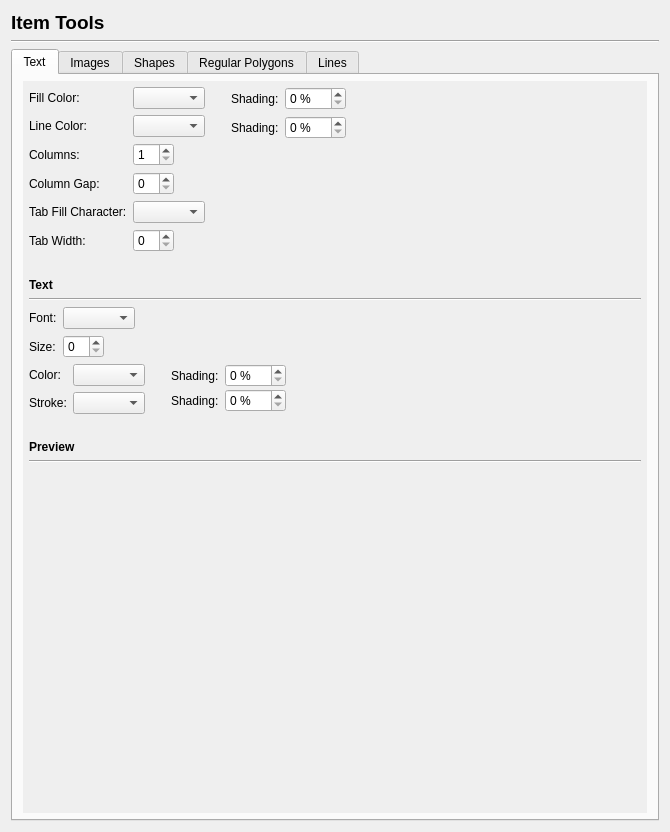
The window that scribus/ui/prefs_itemtoolsbase.ui (scribusproject/scribus) describes before a commit, drawn with Qt 5.
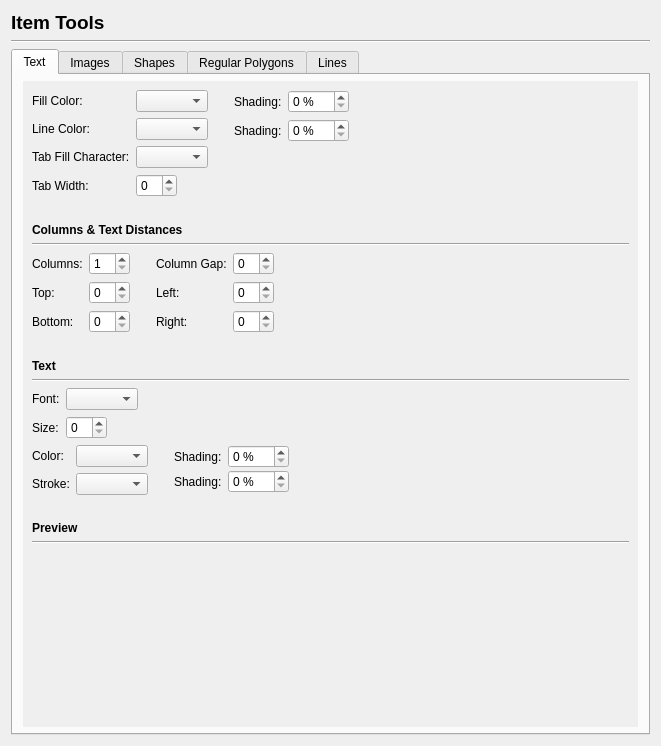
The same window after the commit. Custom widgets are drawn as their Qt base class.

Commit message: #3700: Add text frame distances to preferences and doc setup

The edit to the form file:
```diff
--- a/scribus/ui/prefs_itemtoolsbase.ui
+++ b/scribus/ui/prefs_itemtoolsbase.ui
@@ -6,8 +6,8 @@
    <rect>
     <x>0</x>
     <y>0</y>
-    <width>670</width>
-    <height>832</height>
+    <width>661</width>
+    <height>746</height>
    </rect>
   </property>
   <property name="windowTitle">
@@ -88,14 +88,11 @@
            <rect>
             <x>0</x>
             <y>0</y>
-            <width>620</width>
-            <height>727</height>
+            <width>596</width>
+            <height>720</height>
            </rect>
           </property>
           <layout class="QVBoxLayout" name="verticalLayout_2">
-           <property name="margin">
-            <number>6</number>
-           </property>
            <item>
             <layout class="QHBoxLayout" name="horizontalLayout_5">
              <item>
@@ -107,47 +104,23 @@
                 <set>Qt::AlignLeading|Qt::AlignLeft|Qt::AlignTop</set>
                </property>
                <item row="2" column="0">
-                <widget class="QLabel" name="label_10">
-                 <property name="text">
-                  <string>Columns:</string>
-                 </property>
-                </widget>
-               </item>
-               <item row="2" column="1">
-                <widget class="QSpinBox" name="textColumnsSpinBox">
-                 <property name="minimum">
-                  <number>1</number>
-                 </property>
-                </widget>
-               </item>
-               <item row="3" column="0">
-                <widget class="QLabel" name="label_17">
-                 <property name="text">
-                  <string>Column Gap:</string>
-                 </property>
-                </widget>
-               </item>
-               <item row="3" column="1">
-                <widget class="ScrSpinBox" name="textColumnGapSpinBox"/>
-               </item>
-               <item row="4" column="0">
                 <widget class="QLabel" name="label_9">
                  <property name="text">
                   <string>Tab Fill Character:</string>
                  </property>
                 </widget>
                </item>
-               <item row="4" column="1">
+               <item row="2" column="1">
                 <widget class="QComboBox" name="textTabFillCharComboBox"/>
                </item>
-               <item row="5" column="0">
+               <item row="3" column="0">
                 <widget class="QLabel" name="label_14">
                  <property name="text">
                   <string>Tab Width:</string>
                  </property>
                 </widget>
                </item>
-               <item row="5" column="1">
+               <item row="3" column="1">
                 <widget class="ScrSpinBox" name="textTabWidthSpinBox"/>
                </item>
                <item row="0" column="1">
@@ -190,6 +163,9 @@
              </item>
              <item>
               <layout class="QFormLayout" name="formLayout_10">
+               <property name="fieldGrowthPolicy">
+                <enum>QFormLayout::FieldsStayAtSizeHint</enum>
+               </property>
                <item row="0" column="0">
                 <widget class="QLabel" name="label_32">
                  <property name="text">
@@ -241,6 +217,147 @@
              </item>
             </layout>
            </item>
+           <item>
+            <spacer name="verticalSpacer_10">
+             <property name="orientation">
+              <enum>Qt::Vertical</enum>
+             </property>
+             <property name="sizeType">
+              <enum>QSizePolicy::Fixed</enum>
+             </property>
+             <property name="sizeHint" stdset="0">
+              <size>
+               <width>20</width>
+               <height>20</height>
+              </size>
+             </property>
+            </spacer>
+           </item>
+           <item>
+            <widget class="QLabel" name="label_44">
+             <property name="font">
+              <font>
+               <weight>75</weight>
+               <bold>true</bold>
+              </font>
+             </property>
+             <property name="text">
+              <string>Columns &amp; Text Distances</string>
+             </property>
+            </widget>
+           </item>
+           <item>
+            <widget class="Line" name="line_6">
+             <property name="orientation">
+              <enum>Qt::Horizontal</enum>
+             </property>
+            </widget>
+           </item>
+           <item>
+            <layout class="QHBoxLayout" name="horizontalLayout_9">
+             <item>
+              <layout class="QFormLayout" name="formLayout_12">
+               <item row="1" column="0">
+                <widget class="QLabel" name="label_13">
+                 <property name="text">
+                  <string>Top:</string>
+                 </property>
+                </widget>
+               </item>
+               <item row="1" column="1">
+                <widget class="ScrSpinBox" name="topTextDistanceSpinBox"/>
+               </item>
+               <item row="2" column="0">
+                <widget class="QLabel" name="label_12">
+                 <property name="text">
+                  <string>Bottom:</string>
+                 </property>
+                </widget>
+               </item>
+               <item row="2" column="1">
+                <widget class="ScrSpinBox" name="bottomTextDistanceSpinBox"/>
+               </item>
+               <item row="0" column="0">
+                <widget class="QLabel" name="label_10">
+                 <property name="text">
+                  <string>Columns:</string>
+                 </property>
+                </widget>
+               </item>
+               <item row="0" column="1">
+                <widget class="QSpinBox" name="textColumnsSpinBox">
+                 <property name="minimum">
+                  <number>1</number>
+                 </property>
+                </widget>
+               </item>
+              </layout>
+             </item>
+             <item>
+              <spacer name="horizontalSpacer_13">
+               <property name="orientation">
+                <enum>Qt::Horizontal</enum>
+               </property>
+               <property name="sizeType">
+                <enum>QSizePolicy::Fixed</enum>
+               </property>
+               <property name="sizeHint" stdset="0">
+                <size>
+                 <width>20</width>
+                 <height>20</height>
+                </size>
+               </property>
+              </spacer>
+             </item>
+             <item>
+              <layout class="QFormLayout" name="formLayout_13">
+               <item row="1" column="0">
+                <widget class="QLabel" name="label_39">
+                 <property name="text">
+                  <string>Left:</string>
+                 </property>
+                </widget>
+               </item>
+               <item row="1" column="1">
+                <widget class="ScrSpinBox" name="leftTextDistanceSpinBox"/>
+               </item>
+               <item row="2" column="0">
+                <widget class="QLabel" name="label_41">
+                 <property name="text">
+                  <string>Right:</string>
+                 </property>
+                </widget>
+               </item>
+               <item row="2" column="1">
+                <widget class="ScrSpinBox" name="rightTextDistanceSpinBox"/>
+               </item>
+               <item row="0" column="0">
+                <widget class="QLabel" name="label_17">
+                 <property name="text">
+                  <string>Column Gap:</string>
+                 </property>
+                </widget>
+               </item>
+               <item row="0" column="1">
+                <widget class="ScrSpinBox" name="textColumnGapSpinBox"/>
+               </item>
+              </layout>
+             </item>
+             <item>
+              <spacer name="horizontalSpacer_15">
+               <property name="orientation">
+                <enum>Qt::Horizontal</enum>
+               </property>
+               <property name="sizeHint" stdset="0">
+                <size>
+                 <width>40</width>
+                 <height>20</height>
+                </size>
+               </property>
+              </spacer>
+             </item>
+            </layout>
+           </item>
            <item>
             <spacer name="verticalSpacer">
              <property name="orientation">
```
Left out of the diff: 114 changed lines with no effect on the pictures. The commit also changes 4 other files.
